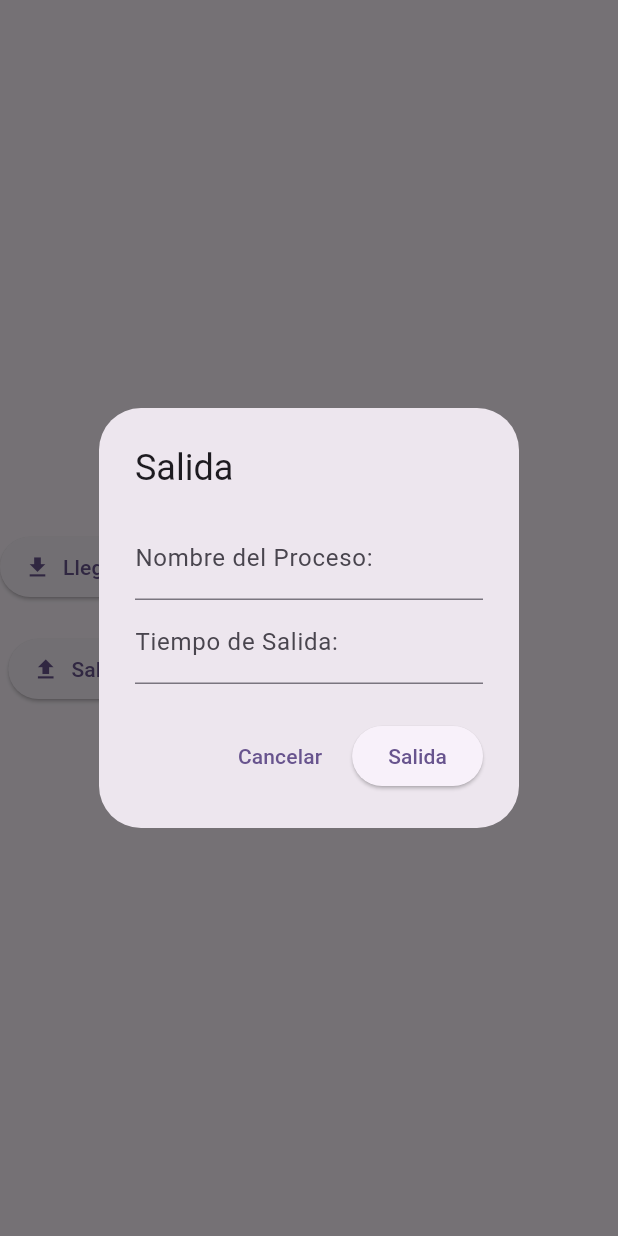
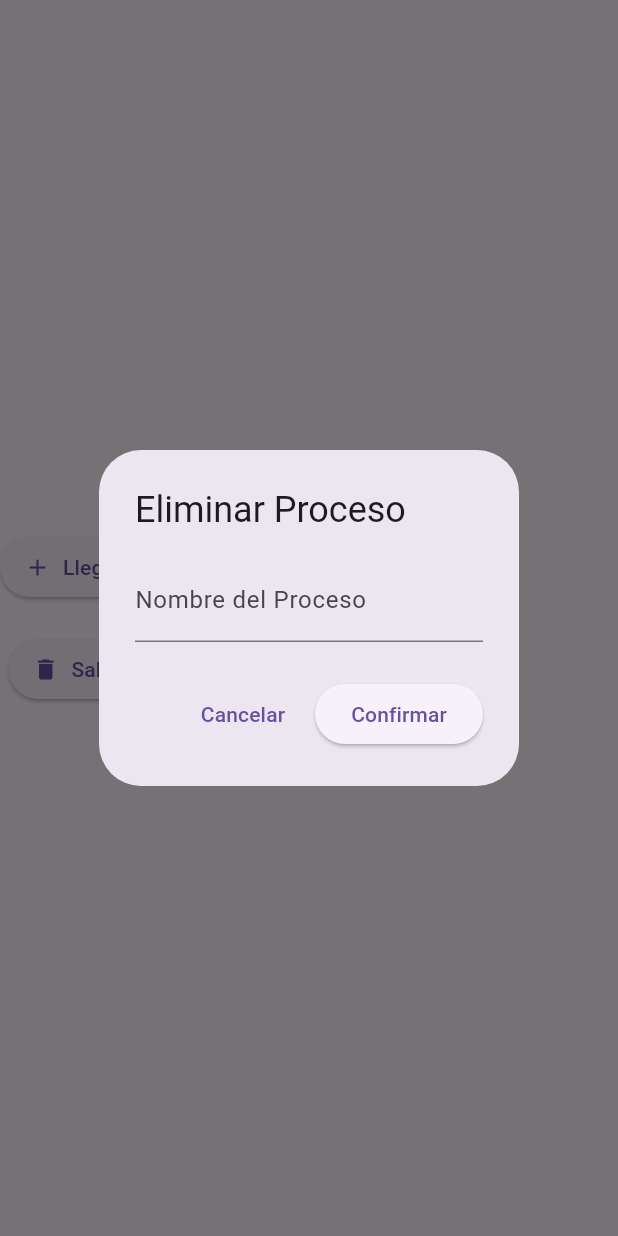
Before and after one commit to MonsePL20/simulacion_memoria, a Flutter app: the BotonesAccion widget shown alone on an empty page, opened directly with empty values, after a tap on "Salida", on a phone screen of 412 x 824 dp. Run offline on Flutter 3.47's test engine with Material 3 defaults, Android fonts, the light colour scheme and no system bars; statements that could not run were skipped.

Commit message:
primera prueba

```diff
--- a/lib/Botones.dart
+++ b/lib/Botones.dart
@@ -1,73 +1,69 @@
 import 'package:flutter/material.dart';
 
 class BotonesAccion extends StatelessWidget {
-  // Avisar que se agrega informacion
-  final Function(String nombre, String tamano, String llegada) alAgregar;
-  final Function(String nombre, String salida) alSalir;
+
+  final Function(String, String, String) alAgregar;
+  final Function(String) alEliminar;
 
   const BotonesAccion({
     super.key,
     required this.alAgregar,
-    required this.alSalir
+    required this.alEliminar,
   });
 
-  // --- LLEGADA ---
-  void _mostrarDialogoLlegada(BuildContext context) {
+  // LLEGADA
+  void dialogoLlegada(BuildContext context) {
     final nombreCtrl = TextEditingController();
     final tamanoCtrl = TextEditingController();
     final llegadaCtrl = TextEditingController();
 
     showDialog(
       context: context,
-      builder: (context) => AlertDialog(
-        title: const Text('Llegada'),
+      builder: (_) => AlertDialog(
+        title: const Text("Agregar Proceso"),
         content: Column(
-          mainAxisSize: MainAxisSize.min, // ventana pequeña
+          mainAxisSize: MainAxisSize.min,
           children: [
-            TextField(controller: nombreCtrl, decoration: const InputDecoration(labelText: 'Nombre del Proceso: ')),
-            TextField(controller: tamanoCtrl, decoration: const InputDecoration(labelText: 'Tamaño: ')),
-            TextField(controller: llegadaCtrl, decoration: const InputDecoration(labelText: 'Tiempo de Llegada: '), keyboardType: TextInputType.number),
+            TextField(controller: nombreCtrl, decoration: const InputDecoration(labelText: "Nombre")),
+            TextField(controller: tamanoCtrl, decoration: const InputDecoration(labelText: "Tamaño")),
+            TextField(controller: llegadaCtrl, decoration: const InputDecoration(labelText: "Tiempo Llegada")),
           ],
         ),
         actions: [
-          TextButton(onPressed: () => Navigator.pop(context), child: const Text('Cancelar')),
+          TextButton(onPressed: () => Navigator.pop(context), child: const Text("Cancelar")),
           ElevatedButton(
             onPressed: () {
-              // Envia los datos a la función principal
+              if (nombreCtrl.text.isEmpty) return;
               alAgregar(nombreCtrl.text, tamanoCtrl.text, llegadaCtrl.text);
               Navigator.pop(context);
             },
-            child: const Text('Agregar'),
+            child: const Text("Guardar"),
           ),
         ],
       ),
     );
   }
 
-  // --- SALIDA ---
-  void _mostrarDialogoSalida(BuildContext context) {
+  // SALIDA
+  void dialogoSalida(BuildContext context) {
     final nombreCtrl = TextEditingController();
-    final salidaCtrl = TextEditingController();
 
     showDialog(
       context: context,
-      builder: (context) => AlertDialog(
-        title: const Text('Salida'),
-        content: Column(
-          mainAxisSize: MainAxisSize.min,// ventana pequeña
-          children: [
-            TextField(controller: nombreCtrl, decoration: const InputDecoration(labelText: 'Nombre del Proceso: ')),
-            TextField(controller: salidaCtrl, decoration: const InputDecoration(labelText: 'Tiempo de Salida: '), keyboardType: TextInputType.number),
-          ],
+      builder: (_) => AlertDialog(
+        title: const Text("Eliminar Proceso"),
+        content: TextField(
+          controller: nombreCtrl,
+          decoration: const InputDecoration(labelText: "Nombre del Proceso"),
         ),
         actions: [
-          TextButton(onPressed: () => Navigator.pop(context), child: const Text('Cancelar')),
+          TextButton(onPressed: () => Navigator.pop(context), child: const Text("Cancelar")),
           ElevatedButton(
             onPressed: () {
-              alSalir(nombreCtrl.text, salidaCtrl.text);
+              alEliminar(nombreCtrl.text);
               Navigator.pop(context);
             },
-            child: const Text('Salida'),
+            child: const Text("Confirmar"),
           ),
         ],
       ),
@@ -79,18 +75,16 @@ class BotonesAccion extends StatelessWidget {
     return Column(
       mainAxisAlignment: MainAxisAlignment.center,
       children: [
-        // Boton de llegada
         ElevatedButton.icon(
-          onPressed: () => _mostrarDialogoLlegada(context),
-          icon: const Icon(Icons.download),
-          label: const Text('Llegada'),
+          onPressed: () => dialogoLlegada(context),
+          icon: const Icon(Icons.add),
+          label: const Text("Llegada"),
         ),
         const SizedBox(height: 20),
-        // Boton de salida
         ElevatedButton.icon(
-          onPressed: () => _mostrarDialogoSalida(context),
-          icon: const Icon(Icons.upload),
-          label: const Text('Salida'),
+          onPressed: () => dialogoSalida(context),
+          icon: const Icon(Icons.delete),
+          label: const Text("Salida"),
         ),
       ],
     );
```
Also changed, not shown: lib/TablaProcesosApp.dart (+99 -58 lines), lib/main.dart (+43 -92 lines).
